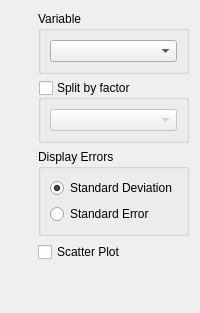
Old version of the form tse_analytics/views/data/data_plot_widget.ui in the repository TSE-Systems/tse-analytics.
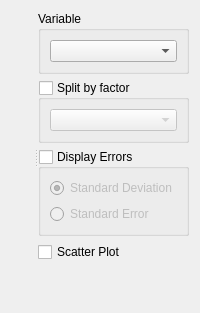
New version of the form. Custom widgets are drawn as their Qt base class.

```diff
--- a/tse_analytics/views/data/data_plot_widget.ui
+++ b/tse_analytics/views/data/data_plot_widget.ui
@@ -18,6 +18,12 @@
       </property>
      </widget>
      <widget class="QWidget" name="widgetSettings" native="true">
+      <property name="maximumSize">
+       <size>
+        <width>200</width>
+        <height>16777215</height>
+       </size>
+      </property>
       <layout class="QVBoxLayout" name="verticalLayout">
        <item>
         <widget class="QGroupBox" name="groupBoxVariable">
@@ -54,6 +60,12 @@
          <property name="title">
           <string>Display Errors</string>
          </property>
+         <property name="checkable">
+          <bool>true</bool>
+         </property>
+         <property name="checked">
+          <bool>false</bool>
+         </property>
          <layout class="QVBoxLayout" name="verticalLayout_5">
           <item>
            <widget class="QRadioButton" name="radioButtonStandardDeviation">
```
Left out of the diff: 9 changed lines with no effect on the pictures.
